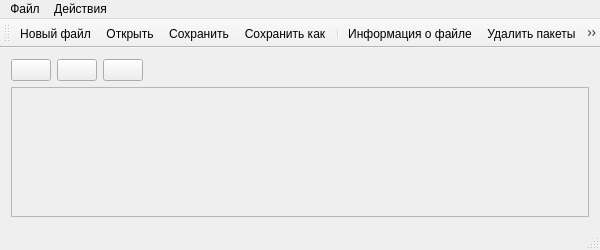
Warchant/ip-phone, file ip-phone-van/mainwindow.ui: the form before one commit.
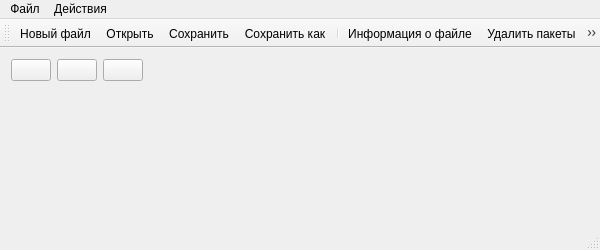
The form after the commit. Icons and pictures are not drawn. Custom widgets are drawn as their Qt base class.

```diff
--- a/ip-phone-van/mainwindow.ui
+++ b/ip-phone-van/mainwindow.ui
@@ -122,21 +122,7 @@
      </widget>
     </item>
     <item row="1" column="0" colspan="4">
-     <widget class="QScrollArea" name="scrollArea">
-      <property name="widgetResizable">
-       <bool>true</bool>
-      </property>
-      <widget class="QCustomPlot" name="customPlot">
-       <property name="geometry">
-        <rect>
-         <x>0</x>
-         <y>0</y>
-         <width>580</width>
-         <height>129</height>
-        </rect>
-       </property>
-      </widget>
-     </widget>
+     <widget class="QCustomPlot" name="customPlot" native="true"/>
     </item>
    </layout>
   </widget>
```
